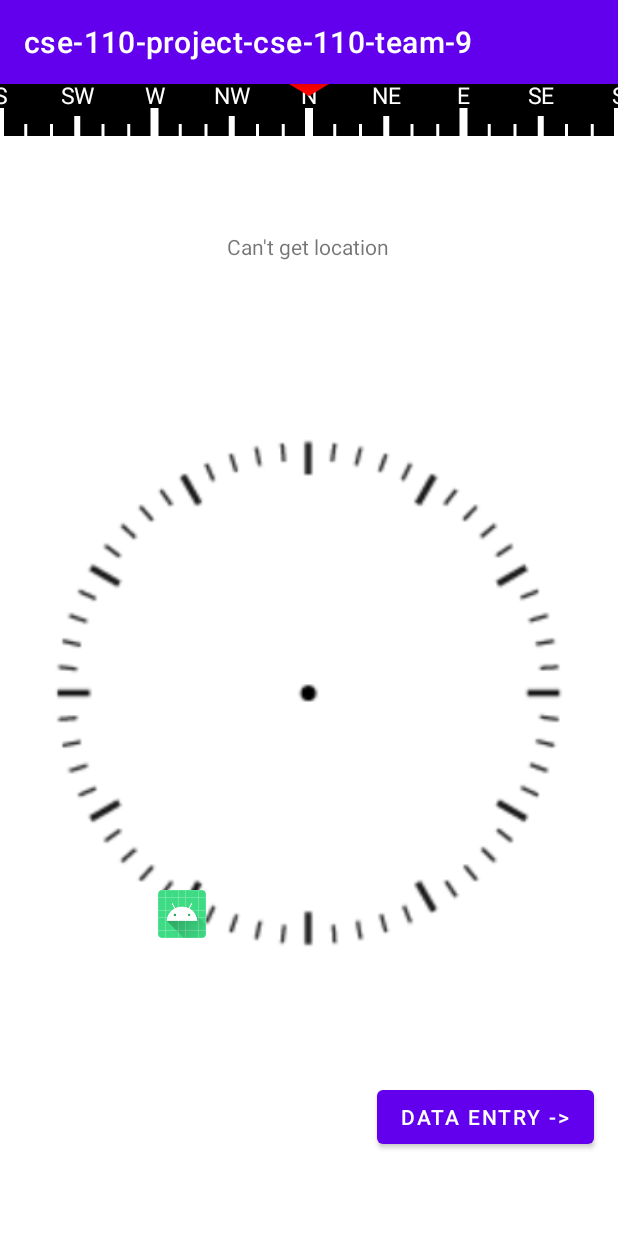
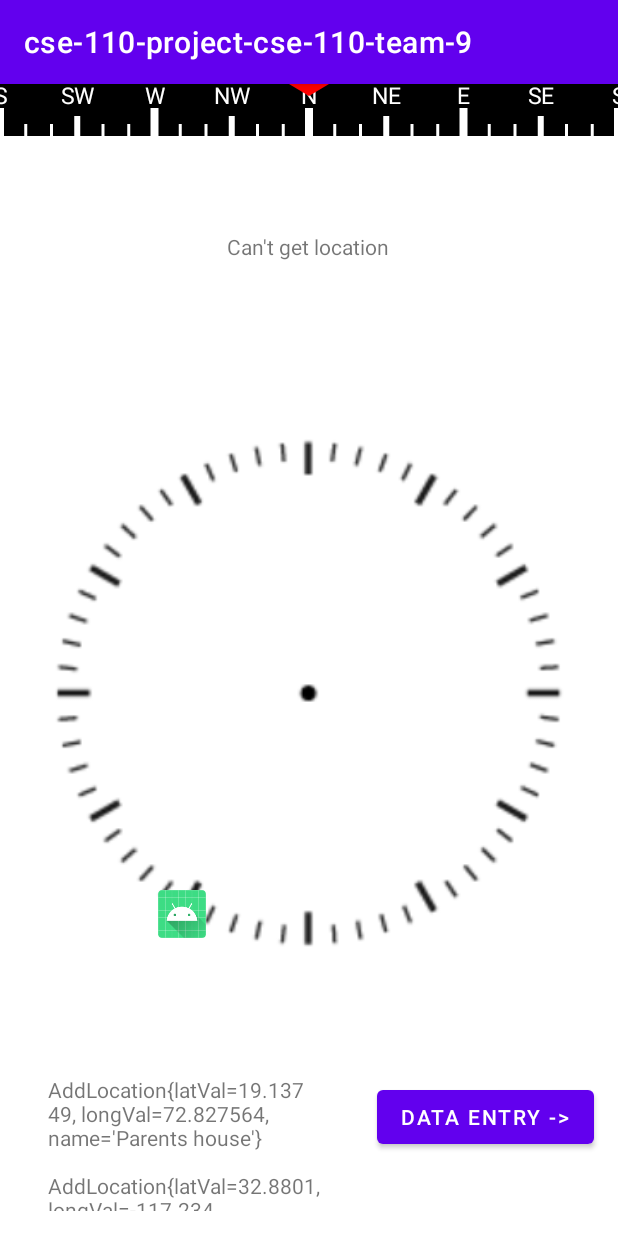
Before and after one commit to CSE-110-Winter-2023/cse-110-project-cse-110-team-9, an Android app: the screen it shows after launch (MainActivity), on a phone screen of 412 x 824 dp. Run offline under Robolectric (Android 15) with nearby library versions, the phone set to English and light mode, and no system bars.

Commit message:
made data visible on display

```diff
--- a/app/src/main/assets/saved_locations.json
+++ b/app/src/main/assets/saved_locations.json
@@ -1,3 +1,4 @@
 [
-  {"name": "Parents house",     "latVal": 19.137490 ,  "longVal": 72.827564}
+  {"name": "Parents house",     "latVal": 19.137490 ,  "longVal": 72.827564},
+  {"name": "Ucsd",     "latVal": 32.8801 ,  "longVal": -117.2340}
 ]
--- a/app/src/main/java/edu/ucsd/cse110/cse_110_project_cse_110_team_9/AddLocationAdapter.java
+++ b/app/src/main/java/edu/ucsd/cse110/cse_110_project_cse_110_team_9/AddLocationAdapter.java
@@ -1,5 +1,6 @@
 package edu.ucsd.cse110.cse_110_project_cse_110_team_9;
 
+import android.view.LayoutInflater;
 import android.view.View;
 import android.view.ViewGroup;
 import android.widget.TextView;
@@ -22,26 +23,35 @@ public class AddLocationAdapter extends RecyclerView.Adapter<AddLocationAdapter.
     @NonNull
     @Override
     public ViewHolder onCreateViewHolder(@NonNull ViewGroup parent, int viewType) {
-        return null;
+         View view = LayoutInflater.from(parent.getContext())
+                 .inflate(R.layout.location_entry, parent, false);
+         return new ViewHolder(view);
     }
 
     @Override
     public void onBindViewHolder(@NonNull ViewHolder holder, int position) {
-
+        holder.setAddLocation(addLocations.get(position));
     }
 
     @Override
     public int getItemCount() {
-        return 0;
+        return addLocations.size();
     }
+
+//    @Override
+//    public long getItemId(int position)
+//    {
+//        return addLocations.get(position).id;
+//    }
+
 
     public class ViewHolder extends RecyclerView.ViewHolder{
         private final TextView textView;
         private AddLocation addLocation;
 
-        public ViewHolder(@NonNull View itemView, TextView textView) {
+        public ViewHolder(@NonNull View itemView) {
             super(itemView);
-            this.textView = textView;
+            this.textView = itemView.findViewById(R.id.location_item_text);
         }
 
         public AddLocation getAddLocation(){
--- a/app/src/main/java/edu/ucsd/cse110/cse_110_project_cse_110_team_9/CustomView.java
+++ b/app/src/main/java/edu/ucsd/cse110/cse_110_project_cse_110_team_9/CustomView.java
@@ -43,6 +43,7 @@ public class CustomView extends View {
         canvas.drawPaint(paint);
         paint.setColor(Color.RED);
         canvas.drawCircle(20,20,40,paint);
+
         canvas.save();
     }
 
--- /dev/null
+++ b/app/src/main/res/layout/location_entry.xml
@@ -0,0 +1,21 @@
+<?xml version="1.0" encoding="utf-8"?>
+<androidx.constraintlayout.widget.ConstraintLayout xmlns:android="http://schemas.android.com/apk/res/android"
+    xmlns:app="http://schemas.android.com/apk/res-auto"
+    xmlns:tools="http://schemas.android.com/tools"
+    android:layout_width="match_parent"
+    android:layout_height="64dp">
+
+    <TextView
+        android:id="@+id/location_item_text"
+        android:layout_width="0dp"
+        android:layout_height="wrap_content"
+        android:layout_marginStart="16dp"
+        android:layout_marginBottom="16dp"
+
+        android:hint="Location Data Entry"
+        app:layout_constraintBottom_toBottomOf="parent"
+        app:layout_constraintEnd_toEndOf="parent"
+        app:layout_constraintStart_toStartOf="parent"
+        app:layout_constraintTop_toTopOf="parent" />
+
+</androidx.constraintlayout.widget.ConstraintLayout>
```
